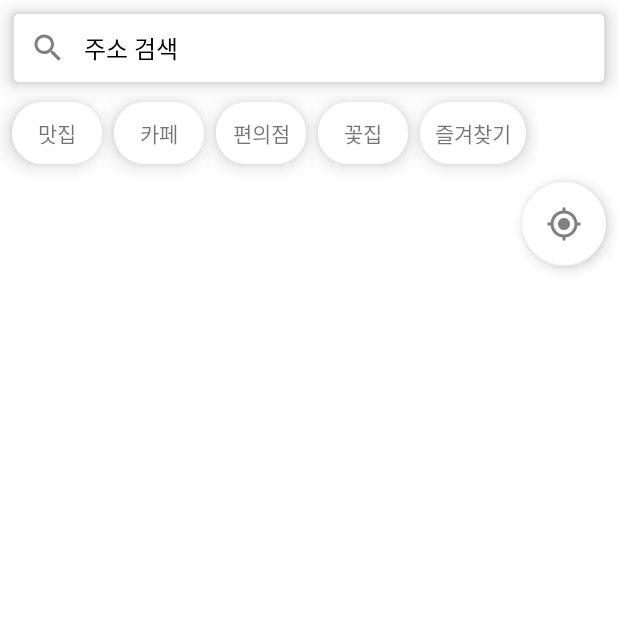
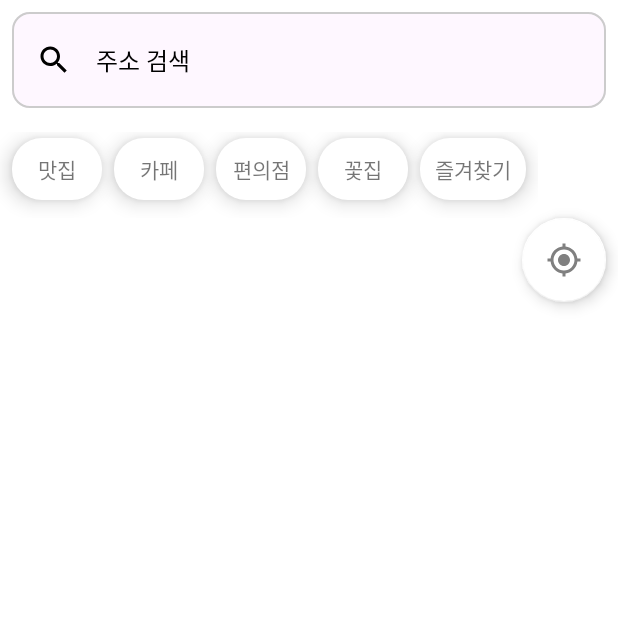
Before and after one commit to inhyeokk/MapExample, an Android app built with Jetpack Compose: the screen it shows after launch (MainActivity), on a phone screen of 412 x 824 dp, the top half of it. Run offline under Robolectric (Android 15) with nearby library versions, the phone set to English and light mode, and no system bars; our stand-ins replace Dagger/Hilt's generated code, Room's generated code, livedata-compose; libraries missing offline, so code that uses them is left out: net.daum.mf; 4 statements that could not run were skipped.

Commit message:
feat: 지도 화면 상단 검색바 컴포즈 마이그레이션

```diff
--- a/app/src/main/java/com/example/map/presentation/view/CommonScreen.kt
+++ b/app/src/main/java/com/example/map/presentation/view/CommonScreen.kt
@@ -1,13 +1,13 @@
 package com.example.map.presentation.view
 
+import androidx.compose.foundation.BorderStroke
 import androidx.compose.foundation.Image
 import androidx.compose.foundation.background
-import androidx.compose.foundation.border
 import androidx.compose.foundation.layout.PaddingValues
 import androidx.compose.foundation.layout.fillMaxSize
 import androidx.compose.foundation.layout.padding
-import androidx.compose.foundation.shape.RoundedCornerShape
 import androidx.compose.material.icons.Icons
+import androidx.compose.material.icons.filled.ArrowBack
 import androidx.compose.material.icons.filled.Close
 import androidx.compose.material.icons.filled.Search
 import androidx.compose.material3.*
@@ -20,26 +20,34 @@ import androidx.compose.ui.unit.dp
 @Composable
 fun CommonScaffold(
     modifier: Modifier = Modifier,
+    navigationIcon: @Composable () -> Unit = {},
     title: @Composable () -> Unit,
-    navigationIcon: @Composable () -> Unit = {},
     content: @Composable (PaddingValues) -> Unit
 ) {
     Scaffold(
         modifier = modifier
             .fillMaxSize()
-            .background(Color.White),
-        topBar = {
-            Surface(modifier = Modifier.padding(8.dp)) {
-                TopAppBar(
-                    modifier = Modifier.border(
-                        width = 1.dp, color = Color.LightGray, shape = RoundedCornerShape(4.dp)
-                    ),
-                    navigationIcon = navigationIcon,
-                    title = title,
-                )
-            }
+            .background(Color.White), topBar = {
+            CommonTopAppBar(navigationIcon = navigationIcon, title = title)
         }, content = content
     )
+}
+
+@OptIn(ExperimentalMaterial3Api::class)
+@Composable
+fun CommonTopAppBar(
+    navigationIcon: @Composable () -> Unit = {}, title: @Composable () -> Unit
+) {
+    Card(
+        modifier = Modifier.padding(8.dp),
+
+        border = BorderStroke(width = 1.dp, color = Color.LightGray)
+    ) {
+        TopAppBar(
+            navigationIcon = navigationIcon,
+            title = title,
+        )
+    }
 }
 
 @Composable
@@ -50,8 +58,20 @@ fun CloseButton(onClick: () -> Unit) {
 }
 
 @Composable
-fun SearchButton(onClick: () -> Unit) {
+fun BackButton(onClick: () -> Unit) {
     IconButton(onClick) {
+        Image(imageVector = Icons.Default.ArrowBack, contentDescription = "뒤로가기")
+    }
+}
+
+@Composable
+fun SearchButton(isEnabled: Boolean = true, onClick: () -> Unit) {
+    IconButton(onClick, enabled = isEnabled) {
         Image(imageVector = Icons.Default.Search, contentDescription = "검색")
     }
 }
+
+@Composable
+fun SearchImage() {
+    SearchButton(onClick = {}, isEnabled = false)
+}
--- a/app/src/main/java/com/example/map/presentation/view/main/MainActivity.kt
+++ b/app/src/main/java/com/example/map/presentation/view/main/MainActivity.kt
@@ -4,10 +4,13 @@ import android.content.Intent
 import android.os.Bundle
 import androidx.activity.result.contract.ActivityResultContracts
 import androidx.activity.viewModels
+import androidx.annotation.StringRes
 import androidx.appcompat.app.AppCompatActivity
 import androidx.compose.foundation.background
+import androidx.compose.foundation.clickable
 import androidx.compose.foundation.layout.height
 import androidx.compose.foundation.lazy.rememberLazyListState
+import androidx.compose.material3.Text
 import androidx.compose.runtime.LaunchedEffect
 import androidx.compose.runtime.getValue
 import androidx.compose.runtime.livedata.observeAsState
@@ -15,7 +18,9 @@ import androidx.compose.runtime.rememberCoroutineScope
 import androidx.compose.ui.Modifier
 import androidx.compose.ui.graphics.Color
 import androidx.compose.ui.platform.ComposeView
+import androidx.compose.ui.res.stringResource
 import androidx.compose.ui.unit.dp
+import androidx.compose.ui.unit.sp
 import androidx.core.splashscreen.SplashScreen.Companion.installSplashScreen
 import androidx.core.view.isVisible
 import com.example.map.R
@@ -26,6 +31,9 @@ import com.example.map.extension.showToast
 import com.example.map.presentation.model.Document
 import com.example.map.presentation.model.DocumentResult
 import com.example.map.presentation.model.SearchResult
+import com.example.map.presentation.view.BackButton
+import com.example.map.presentation.view.CommonTopAppBar
+import com.example.map.presentation.view.SearchImage
 import com.example.map.presentation.view.favorite.FavoriteActivity
 import com.example.map.presentation.view.main.entity.ListMode
 import com.example.map.presentation.view.main.entity.MapViewMode
@@ -96,6 +104,30 @@ class MainActivity : AppCompatActivity() {
         installSplashScreen()
         super.onCreate(savedInstanceState)
         binding = ActivityMainBinding.inflate(layoutInflater).apply {
+            cvTop.setContent {
+                val mapViewMode by viewModel.mapViewModeLiveData.observeAsState(initial = MapViewMode.DEFAULT)
+                CommonTopAppBar(
+                    navigationIcon = {
+                        if (mapViewMode.isNotDefault) {
+                            BackButton { onBackPressed() }
+                        } else {
+                            SearchImage()
+                        }
+                    },
+                    title = {
+                        val modifier = if (mapViewMode.isNotDefault) {
+                            Modifier.clickable { startSearchActivity() }
+                        } else {
+                            Modifier
+                        }
+                        Text(
+                            text = stringResource(
+                                id = mapViewMode.toTitleRes()
+                            ), modifier = modifier, fontSize = 16.sp, color = Color.Black
+                        )
+                    },
+                )
+            }
             cvBottomSheet.setContent {
                 val lazyListState = rememberLazyListState()
                 val coroutineScope = rememberCoroutineScope()
@@ -129,6 +161,17 @@ class MainActivity : AppCompatActivity() {
         observeViewModel(binding, bottomSheetBehavior)
     }
 
+    @StringRes
+    private fun MapViewMode.toTitleRes(): Int {
+        return when (this) {
+            MapViewMode.DEFAULT -> R.string.MainActivity_search_bar
+            MapViewMode.SEARCH_FOOD -> R.string.MainActivity_food
+            MapViewMode.SEARCH_CAFE -> R.string.MainActivity_cafe
+            MapViewMode.SEARCH_CONVENIENCE -> R.string.MainActivity_convenience
+            MapViewMode.SEARCH_FLOWER -> R.string.MainActivity_flower
+        }
+    }
+
     private fun onDocumentClick(document: Document, position: Int) {
         viewModel.selectDocument(position, false)
         mapView!!.selectPOIItem(document.mapPOIItem, true)
@@ -149,8 +192,6 @@ class MainActivity : AppCompatActivity() {
     }
 
     private fun initBtnListener(binding: ActivityMainBinding) {
-        binding.btnBack.setOnClickListener { onBackPressed() }
-        binding.btnSearchBar.setOnClickListener { startSearchActivity() }
         binding.btnFood.setOnClickListener { requestSearch(SearchType.FOOD, true) }
         binding.btnCafe.setOnClickListener { requestSearch(SearchType.CAFE, true) }
         binding.btnConvenience.setOnClickListener {
@@ -184,24 +225,14 @@ class MainActivity : AppCompatActivity() {
         binding: ActivityMainBinding, bottomSheetBehavior: BottomSheetBehavior<ComposeView>
     ) {
         viewModel.mapViewModeLiveData.observe(this) {
-            binding.btnBack.isEnabled = it.isNotDefault
-            binding.btnSearchBar.isEnabled = it.isDefault
             binding.btnFood.isSelected = it == MapViewMode.SEARCH_FOOD
             binding.btnCafe.isSelected = it == MapViewMode.SEARCH_CAFE
             binding.btnConvenience.isSelected = it == MapViewMode.SEARCH_CONVENIENCE
             binding.btnFlower.isSelected = it == MapViewMode.SEARCH_FLOWER
             binding.fabList.isVisible = it.isNotDefault
             binding.cvBottomSheet.isVisible = it.isNotDefault
-            when (it) {
-                MapViewMode.DEFAULT -> {
-                    binding.btnSearchBar.setText(R.string.MainActivity_search_bar)
-                    mapView!!.removeAllPOIItems()
-                }
-                MapViewMode.SEARCH_FOOD -> binding.btnSearchBar.setText(R.string.MainActivity_food)
-                MapViewMode.SEARCH_CAFE -> binding.btnSearchBar.setText(R.string.MainActivity_cafe)
-                MapViewMode.SEARCH_CONVENIENCE -> binding.btnSearchBar.setText(R.string.MainActivity_convenience)
-                MapViewMode.SEARCH_FLOWER -> binding.btnSearchBar.setText(R.string.MainActivity_flower)
-                else -> {}
+            if (it.isDefault) {
+                mapView!!.removeAllPOIItems()
             }
         }
         viewModel.trackingModeLiveData.observe(this) {
--- a/app/src/main/java/com/example/map/presentation/view/main/MainViewModel.kt
+++ b/app/src/main/java/com/example/map/presentation/view/main/MainViewModel.kt
@@ -30,7 +30,8 @@ class MainViewModel @Inject constructor(
     private val localSearchRepository: LocalSearchRepository,
     private val favoriteDocumentRepository: FavoriteDocumentRepository
 ) : BaseViewModel() {
-    val mapViewModeLiveData = handle.getLiveData(MAP_VIEW_MODE, MapViewMode.DEFAULT)
+    private val _mapViewModeLiveData = handle.getLiveData(MAP_VIEW_MODE, MapViewMode.DEFAULT)
+    val mapViewModeLiveData: LiveData<MapViewMode> = _mapViewModeLiveData
     val trackingModeLiveData =
         handle.getLiveData(TRACKING_MODE, CurrentLocationTrackingMode.TrackingModeOnWithoutHeading)
     val listModeLiveData = handle.getLiveData(LIST_MODE, ListMode.LIST)
@@ -46,7 +47,7 @@ class MainViewModel @Inject constructor(
                 disableTrackingMode()
                 listMode = ListMode.LIST
             }
-            mapViewModeLiveData.value = mapViewMode
+            _mapViewModeLiveData.value = mapViewMode
         }
 
     fun toggleTrackingMode() {
--- a/app/src/main/res/layout/activity_main.xml
+++ b/app/src/main/res/layout/activity_main.xml
@@ -24,46 +24,15 @@
             app:layout_constraintTop_toTopOf="parent"
             tools:background="@color/teal_200" />
 
-        <androidx.constraintlayout.widget.ConstraintLayout
-            android:id="@+id/cl_top"
+        <androidx.compose.ui.platform.ComposeView
+            android:id="@+id/cv_top"
             android:layout_width="match_parent"
             android:layout_height="wrap_content"
-            android:layout_margin="8dp"
-            android:background="@drawable/shape_solid_white_stroke_gray_radius_4"
             android:translationZ="8dp"
             app:layout_constraintBottom_toTopOf="@id/hsv_top_btn"
             app:layout_constraintEnd_toEndOf="parent"
             app:layout_constraintStart_toStartOf="parent"
-            app:layout_constraintTop_toTopOf="parent">
-
-            <ImageView
-                android:id="@+id/btn_back"
-                android:layout_width="wrap_content"
-                android:layout_height="0dp"
-                android:layout_marginStart="4dp"
-                android:minWidth="40dp"
-                android:padding="8dp"
-                android:src="@drawable/selector_btn_back"
-                app:layout_constraintBottom_toBottomOf="@id/btn_search_bar"
-                app:layout_constraintEnd_toStartOf="@id/btn_search_bar"
-                app:layout_constraintStart_toStartOf="parent"
-                app:layout_constraintTop_toTopOf="@id/btn_search_bar" />
-
-            <TextView
-                android:id="@+id/btn_search_bar"
-                android:layout_width="0dp"
-                android:layout_height="wrap_content"
-                android:layout_margin="4dp"
-                android:gravity="center_vertical"
-                android:minHeight="40dp"
-                android:text="@string/MainActivity_search_bar"
-                android:textColor="@color/black"
-                android:textSize="16sp"
-                app:layout_constraintBottom_toBottomOf="parent"
-                app:layout_constraintEnd_toEndOf="parent"
-                app:layout_constraintStart_toEndOf="@id/btn_back"
-                app:layout_constraintTop_toTopOf="parent" />
-        </androidx.constraintlayout.widget.ConstraintLayout>
+            app:layout_constraintTop_toTopOf="parent" />
 
         <HorizontalScrollView
             android:id="@+id/hsv_top_btn"
@@ -73,7 +42,7 @@
             android:scrollbars="none"
             app:layout_constraintEnd_toEndOf="parent"
             app:layout_constraintStart_toStartOf="parent"
-            app:layout_constraintTop_toBottomOf="@id/cl_top">
+            app:layout_constraintTop_toBottomOf="@id/cv_top">
 
             <LinearLayout
                 android:id="@+id/ll_top_btn"
@@ -134,6 +103,7 @@
         android:id="@+id/cv_bottom_sheet"
         android:layout_width="match_parent"
         android:layout_height="wrap_content"
+        android:translationZ="8dp"
         app:behavior_hideable="false"
         app:behavior_peekHeight="0dp"
         app:layout_behavior="com.google.android.material.bottomsheet.BottomSheetBehavior" />
```
